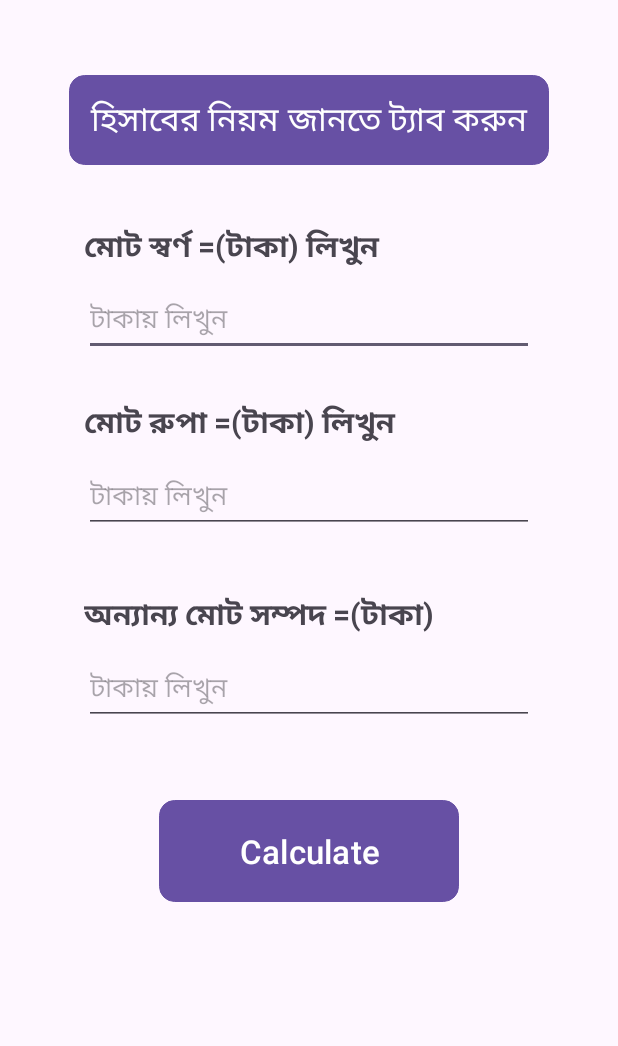
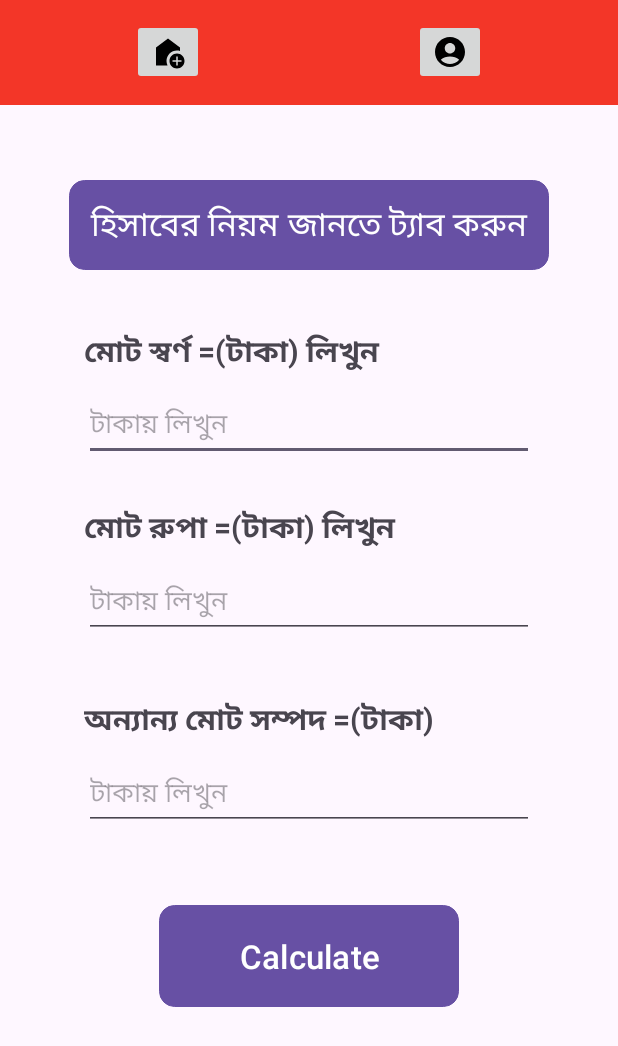
Before and after one commit to editionsojib/Zakat_Calculator_C._P, an Android app: the CalculateActivity screen opened directly, with no data from a screen before it, on a phone screen of 412 x 824 dp. Shown: the top 1046 px of the screen. Run offline under Robolectric (Android 15) with nearby library versions, the light colour scheme and no system bars.

Commit message:
Initial commit

```diff
--- a/app/src/main/AndroidManifest.xml
+++ b/app/src/main/AndroidManifest.xml
@@ -12,6 +12,12 @@
         android:supportsRtl="true"
         android:theme="@style/Theme.Zakat"
         tools:targetApi="31">
+        <activity
+            android:name=".AboutMe"
+            android:exported="false" />
+        <activity
+            android:name=".Actionbar_Menu"
+            android:exported="false" />
         <activity
             android:name=".ResultActivity"
             android:exported="false" />
--- /dev/null
+++ b/app/src/main/res/drawable/ic_about.xml
@@ -0,0 +1,5 @@
+<vector xmlns:android="http://schemas.android.com/apk/res/android" android:height="24dp" android:tint="#000000" android:viewportHeight="24" android:viewportWidth="24" android:width="24dp">
+
+    <path android:fillColor="@android:color/white" android:pathData="M12,2C6.48,2 2,6.48 2,12s4.48,10 10,10s10,-4.48 10,-10S17.52,2 12,2zM12,6c1.93,0 3.5,1.57 3.5,3.5S13.93,13 12,13s-3.5,-1.57 -3.5,-3.5S10.07,6 12,6zM12,20c-2.03,0 -4.43,-0.82 -6.14,-2.88C7.55,15.8 9.68,15 12,15s4.45,0.8 6.14,2.12C16.43,19.18 14.03,20 12,20z"/>
+
+</vector>
--- /dev/null
+++ b/app/src/main/res/drawable/ic_home.xml
@@ -0,0 +1,7 @@
+<vector xmlns:android="http://schemas.android.com/apk/res/android" android:height="24dp" android:tint="#000000" android:viewportHeight="24" android:viewportWidth="24" android:width="24dp">
+
+    <path android:fillColor="@android:color/white" android:pathData="M18,11c0.7,0 1.37,0.1 2,0.29V9l-8,-6L4,9v12h7.68C11.25,20.09 11,19.08 11,18C11,14.13 14.13,11 18,11z"/>
+
+    <path android:fillColor="@android:color/white" android:pathData="M18,13c-2.76,0 -5,2.24 -5,5s2.24,5 5,5s5,-2.24 5,-5S20.76,13 18,13zM21,18.5h-2.5V21h-1v-2.5H15v-1h2.5V15h1v2.5H21V18.5z"/>
+
+</vector>
--- /dev/null
+++ b/app/src/main/res/layout/actionbar_menu.xml
@@ -0,0 +1,30 @@
+<?xml version="1.0" encoding="utf-8"?>
+<LinearLayout xmlns:android="http://schemas.android.com/apk/res/android"
+    xmlns:app="http://schemas.android.com/apk/res-auto"
+    xmlns:tools="http://schemas.android.com/tools"
+    android:id="@+id/main"
+    android:layout_width="match_parent"
+    android:layout_height="70dp"
+    android:background="#F33628"
+    android:orientation="horizontal"
+    android:gravity="center"
+    tools:context=".Actionbar_Menu">
+
+    <ImageButton
+        android:id="@+id/ic_home"
+        android:layout_width="wrap_content"
+        android:layout_height="wrap_content"
+        android:src="@drawable/ic_home"
+        android:layout_marginRight="70dp"
+
+        />
+
+    <ImageButton
+        android:id="@+id/ic_about"
+        android:layout_width="wrap_content"
+        android:layout_height="wrap_content"
+        android:src="@drawable/ic_about"
+        android:layout_marginLeft="70dp"
+        />
+
+</LinearLayout>
--- a/app/src/main/res/layout/activity_calculate.xml
+++ b/app/src/main/res/layout/activity_calculate.xml
@@ -8,44 +8,44 @@
     android:orientation="vertical"
     tools:context=".CalculateActivity">
 
-
-
+    <include
+        layout="@layout/actionbar_menu"
+        android:layout_gravity="bottom"/>
 
 
     <Button
         android:id="@+id/AlertBtn"
         android:layout_width="wrap_content"
         android:layout_height="wrap_content"
+        android:layout_gravity="center"
+        android:layout_marginTop="50dp"
         android:background="@drawable/buttons_1"
+        android:contentDescription="@android:string/dialog_alert_title"
+        android:padding="10dp"
         android:shadowColor="#A8A8A8"
         android:text=" হিসাবের নিয়ম জানতে ট্যাব করুন "
-        android:padding="10dp"
-        android:layout_gravity="center"
         android:textColor="#FFFFFFFF"
-        android:textSize="22sp"
-        android:layout_marginTop="50dp"/>
+        android:textSize="22sp" />
 
     <TextView
         android:layout_width="300dp"
         android:layout_height="wrap_content"
         android:layout_gravity="center"
         android:layout_marginTop="40dp"
+        android:inputType="numberDecimal"
         android:text="মোট স্বর্ণ =(টাকা) লিখুন"
         android:textSize="20dp"
-        android:textStyle="bold"
-        android:inputType="numberDecimal"
-        />
+        android:textStyle="bold" />
 
     <EditText
         android:id="@+id/ed_NetGold"
         android:layout_width="300dp"
         android:layout_height="wrap_content"
-        android:inputType="numberDecimal"
-        android:hint="টাকায় লিখুন"
-        android:text=""
         android:layout_gravity="center"
         android:layout_marginTop="10dp"
-        />
+        android:hint="টাকায় লিখুন"
+        android:inputType="numberDecimal"
+        android:text="" />
 
 
     <TextView
@@ -54,20 +54,18 @@
         android:layout_gravity="center"
         android:layout_marginTop="30dp"
         android:text="মোট রুপা =(টাকা) লিখুন"
-        android:textStyle="bold"
         android:textSize="20dp"
-        />
+        android:textStyle="bold" />
 
     <EditText
         android:id="@+id/ed_NetRupa"
         android:layout_width="300dp"
         android:layout_height="wrap_content"
-        android:hint="টাকায় লিখুন"
-        android:text=""
         android:layout_gravity="center"
         android:layout_marginTop="10dp"
+        android:hint="টাকায় লিখুন"
         android:inputType="numberDecimal"
-        />
+        android:text="" />
 
     <TextView
         android:layout_width="300dp"
@@ -75,33 +73,32 @@
         android:layout_gravity="center"
         android:layout_marginTop="40dp"
         android:text="অন্যান্য মোট সম্পদ =(টাকা)"
-        android:textStyle="bold"
         android:textSize="20dp"
-        />
+        android:textStyle="bold" />
 
     <EditText
         android:id="@+id/ed_NetMONey"
         android:layout_width="300dp"
         android:layout_height="wrap_content"
-        android:hint="টাকায় লিখুন"
-        android:text=""
         android:layout_gravity="center"
         android:layout_marginTop="10dp"
+        android:hint="টাকায় লিখুন"
         android:inputType="numberDecimal"
-        />
+        android:text="" />
 
     <Button
         android:id="@+id/calculate"
         android:layout_width="200dp"
         android:layout_height="wrap_content"
+        android:layout_gravity="center"
+        android:layout_marginTop="50dp"
         android:background="@drawable/buttons_1"
+        android:padding="15dp"
         android:shadowColor="#A8A8A8"
         android:text="Calculate"
-        android:padding="15dp"
-        android:layout_gravity="center"
         android:textColor="#FFFFFFFF"
-        android:textSize="22sp"
-        android:layout_marginTop="50dp"/>
+        android:textSize="22sp" />
+
 
 
 
```
Also changed, not shown: app/src/main/java/com/editions/zakat/AboutMe.java (added, +24 -0 lines), app/src/main/java/com/editions/zakat/Actionbar_Menu.java (added, +61 -0 lines), app/src/main/res/drawable/bottom_navigation_item_background.xml (added, +13 -0 lines), app/src/main/res/layout/about_me.xml (added, +63 -0 lines), app/src/main/res/layout/activity_about_me.xml (added, +70 -0 lines), app/src/main/res/layout/activity_result.xml (+7 -0 lines), 2 other files.
